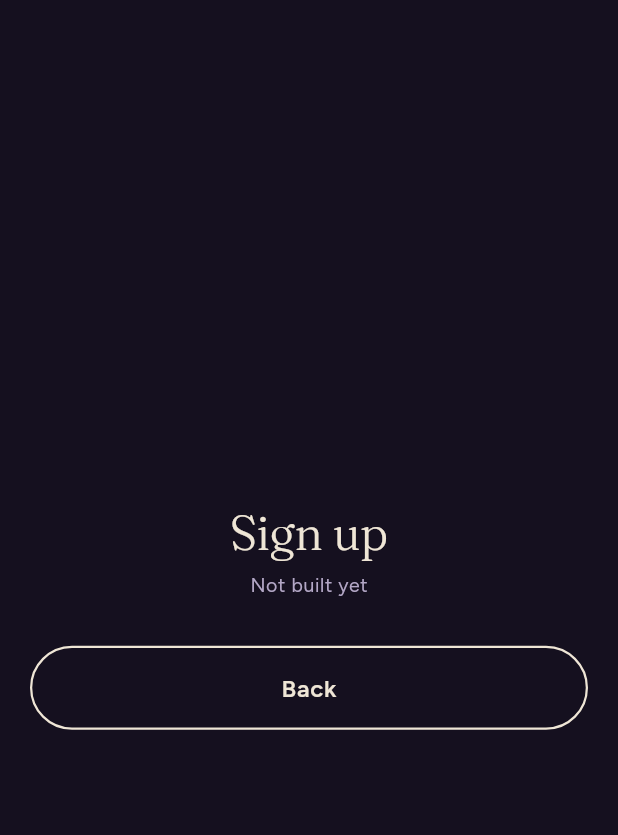
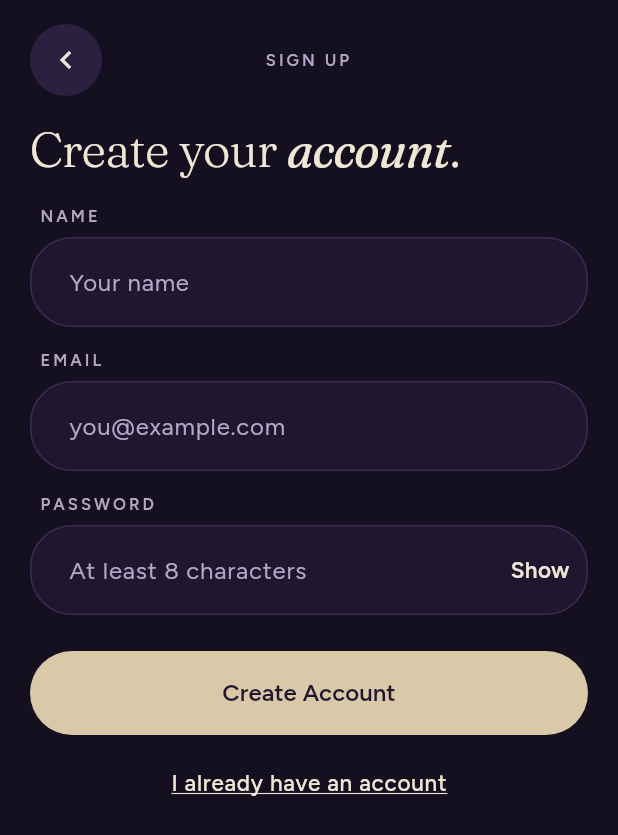
Before and after one commit to JuriThamer/2026_GP_G23_Somnia, a Flutter app: the screen it shows after launch, after a tap on "/signup", on a phone screen of 412 x 824 dp. Shown: the top 835 px of the screen. Run offline on Flutter 3.47's test engine with Material 3 defaults, Android fonts, the phone set to English and light mode, and no system bars; our stand-ins replace cloud_firestore, firebase_auth, firebase_core, google_fonts; accounts and stored records are empty.

Commit message:
Add sign up screen

```diff
--- a/lib/app_router.dart
+++ b/lib/app_router.dart
@@ -4,6 +4,7 @@ import 'theme/app_theme.dart';
 import 'theme/theme_controller.dart';
 import 'widgets/app_button.dart';
 import 'features/auth/welcome_screen.dart';
+  import 'features/auth/sign_up_screen.dart';
 
 class AppRoutes {
   static const dev = '/dev';
@@ -46,9 +47,8 @@ class AppRouter {
       AppRoutes.dev: (_) => const DevMenuScreen(),
       AppRoutes.welcome: (_) => const WelcomeScreen(),
       AppRoutes.signIn: (_) => const PlaceholderScreen('Sign in'),
-      AppRoutes.signUp: (_) => const PlaceholderScreen('Sign up'),
-      AppRoutes.forgotPassword: (_) =>
-          const PlaceholderScreen('Forgot password'),
+      AppRoutes.signUp: (_) => const SignUpScreen(),
+      AppRoutes.forgotPassword: (_) => const PlaceholderScreen('Forgot password'),
       AppRoutes.home: (_) => const PlaceholderScreen('Home'),
       AppRoutes.watch: (_) => const PlaceholderScreen('Watch'),
       AppRoutes.activeSession: (_) => const PlaceholderScreen('Active session'),
--- /dev/null
+++ b/lib/features/auth/sign_up_screen.dart
@@ -0,0 +1,223 @@
+import 'package:firebase_auth/firebase_auth.dart';
+import 'package:flutter/material.dart';
+import '../../app_router.dart';
+import '../../services/user_service.dart';
+import '../../theme/app_theme.dart';
+import '../../widgets/app_button.dart';
+import '../../widgets/app_text_field.dart';
+
+class SignUpScreen extends StatefulWidget {
+  const SignUpScreen({super.key});
+
+  @override
+  State<SignUpScreen> createState() => _SignUpScreenState();
+}
+
+class _SignUpScreenState extends State<SignUpScreen> {
+  final _name = TextEditingController();
+  final _email = TextEditingController();
+  final _password = TextEditingController();
+  final _userService = UserService();
+
+  String? _nameError;
+  String? _emailError;
+  String? _passwordError;
+  String? _authError;
+  bool _showPassword = false;
+  bool _loading = false;
+
+  @override
+  void dispose() {
+    _name.dispose();
+    _email.dispose();
+    _password.dispose();
+    super.dispose();
+  }
+
+  bool _validate() {
+    final name = _name.text.trim();
+    final email = _email.text.trim();
+    final emailOk = RegExp(r'^[^@\s]+@[^@\s]+\.[^@\s]+$').hasMatch(email);
+
+    setState(() {
+      _authError = null;
+      _nameError = name.isEmpty ? 'Enter your name.' : null;
+      _emailError = email.isEmpty
+          ? 'Enter your email address.'
+          : emailOk
+              ? null
+              : 'Enter a valid email address.';
+      _passwordError = _password.text.length < 8
+          ? 'Password must be at least 8 characters.'
+          : null;
+    });
+
+    return _nameError == null && _emailError == null && _passwordError == null;
+  }
+
+  Future<void> _submit() async {
+    if (!_validate()) return;
+    setState(() => _loading = true);
+
+    try {
+      await _userService.signUp(
+        name: _name.text.trim(),
+        email: _email.text.trim(),
+        password: _password.text,
+      );
+      if (!mounted) return;
+      Navigator.pushNamedAndRemoveUntil(
+        context,
+        AppRoutes.home,
+        (route) => false,
+      );
+    } on FirebaseAuthException catch (e) {
+      setState(() {
+        _loading = false;
+        if (e.code == 'email-already-in-use') {
+          _emailError =
+              'An account with this email already exists. Sign in instead.';
+        } else if (e.code == 'invalid-email') {
+          _emailError = 'Enter a valid email address.';
+        } else if (e.code == 'weak-password') {
+          _passwordError = 'Choose a stronger password.';
+        } else if (e.code == 'network-request-failed') {
+          _authError = 'No internet connection. Please try again.';
+        } else {
+          _authError = 'Could not create your account. Please try again.';
+        }
+      });
+    } catch (_) {
+      setState(() {
+        _loading = false;
+        _authError = 'Could not create your account. Please try again.';
+      });
+    }
+  }
+
+  @override
+  Widget build(BuildContext context) {
+    final c = context.colors;
+    final text = Theme.of(context).textTheme;
+
+    return Scaffold(
+      body: Container(
+        decoration: BoxDecoration(gradient: c.gradient),
+        child: SafeArea(
+          child: ListView(
+            padding: const EdgeInsets.fromLTRB(20, 16, 20, 28),
+            children: [
+              Row(
+                children: [
+                  Material(
+                    color: c.surfaceAlt,
+                    shape: const CircleBorder(),
+                    child: InkWell(
+                      customBorder: const CircleBorder(),
+                      onTap: () => Navigator.pop(context),
+                      child: SizedBox(
+                        width: 48,
+                        height: 48,
+                        child: Icon(Icons.chevron_left, color: c.text),
+                      ),
+                    ),
+                  ),
+                  Expanded(
+                    child: Text(
+                      'SIGN UP',
+                      style: text.labelSmall,
+                      textAlign: TextAlign.center,
+                    ),
+                  ),
+                  const SizedBox(width: 48),
+                ],
+              ),
+              const SizedBox(height: 18),
+              Text.rich(
+                TextSpan(
+                  text: 'Create your ',
+                  children: [
+                    TextSpan(
+                      text: 'account',
+                      style: text.headlineLarge!
+                          .copyWith(fontStyle: FontStyle.italic),
+                    ),
+                    const TextSpan(text: '.'),
+                  ],
+                ),
+                style: text.headlineLarge,
+              ),
+              const SizedBox(height: 18),
+              if (_authError != null) ...[
+                Container(
+                  padding:
+                      const EdgeInsets.symmetric(horizontal: 18, vertical: 12),
+                  decoration: BoxDecoration(
+                    color: c.surface,
+                    borderRadius: BorderRadius.circular(20),
+                    border: Border.all(color: c.error),
+                  ),
+                  child: Text(
+                    _authError!,
+                    style: text.bodyMedium!.copyWith(color: c.error),
+                  ),
+                ),
+                const SizedBox(height: 14),
+              ],
+              AppTextField(
+                label: 'Name',
+                hint: 'Your name',
+                controller: _name,
+                errorText: _nameError,
+              ),
+              const SizedBox(height: 14),
+              AppTextField(
+                label: 'Email',
+                hint: 'you@example.com',
+                controller: _email,
+                errorText: _emailError,
+                keyboardType: TextInputType.emailAddress,
+              ),
+              const SizedBox(height: 14),
+              AppTextField(
+                label: 'Password',
+                hint: 'At least 8 characters',
+                controller: _password,
+                errorText: _passwordError,
+                obscureText: !_showPassword,
+                suffix: TextButton(
+                  onPressed: () =>
+                      setState(() => _showPassword = !_showPassword),
+                  child: Text(
+                    _showPassword ? 'Hide' : 'Show',
+                    style: text.bodyMedium!.copyWith(
+                      color: c.text,
+                      fontWeight: FontWeight.w600,
+                    ),
+                  ),
+                ),
+              ),
+              const SizedBox(height: 24),
+              AppButton(
+                label: 'Create Account',
+                loading: _loading,
+                onPressed: _submit,
+              ),
+              const SizedBox(height: 8),
+              Center(
+                child: AppButton(
+                  label: 'I already have an account',
+                  style: AppButtonStyle.text,
+                  onPressed: () => Navigator.pushReplacementNamed(
+                    context,
+                    AppRoutes.signIn,
+                  ),
+                ),
+              ),
+            ],
+          ),
+        ),
+      ),
+    );
+  }
+}
```
